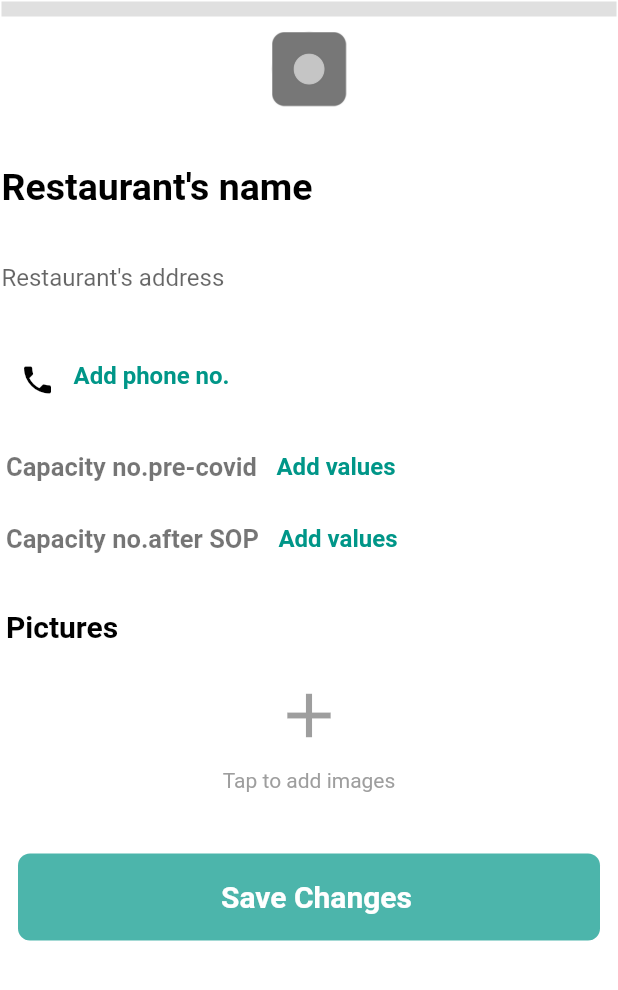
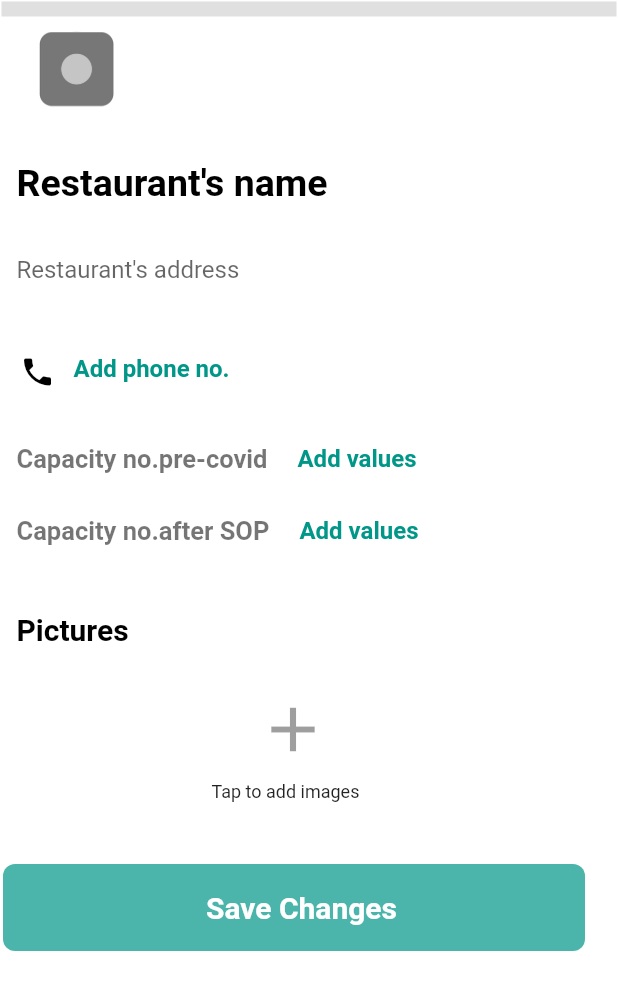
Before and after one commit to Anuragsingh691/SafeOutsBussinessFlutter, a Flutter app: the Profile screen opened directly, on a phone screen of 412 x 824 dp. Shown: the top 990 px of the screen. Run offline on Flutter 3.47's test engine with Material 2 defaults, Android fonts, the phone set to English and light mode, and no system bars; our stand-ins replace flutter_icons, flutter_mobx, image_picker, pinput; missing offline and left inert: launch_review, pin_entry_text_field.

Commit message:
UI complete

```diff
--- a/lib/screens/ProfileScreen.dart
+++ b/lib/screens/ProfileScreen.dart
@@ -54,8 +54,8 @@ class _ImageCaptureState extends State<Profile> {
     return Scaffold(
       body: Container(
 
-        width: MediaQuery.of(context).size.width,
-        height: MediaQuery.of(context).size.height,
+        // width: MediaQuery.of(context).size.width,
+        // height: MediaQuery.of(context).size.height,
         child: Padding(
           padding: EdgeInsets.symmetric(vertical: 1, horizontal: 1),
           child: SingleChildScrollView(
@@ -63,7 +63,7 @@ class _ImageCaptureState extends State<Profile> {
             physics: BouncingScrollPhysics(),
 
             child: Column(
-
+              crossAxisAlignment: CrossAxisAlignment.start,
               // crossAxisAlignment: CrossAxisAlignment.center,
               children: <Widget>[
                 Divider(
@@ -72,9 +72,9 @@ class _ImageCaptureState extends State<Profile> {
             SizedBox(
                   height: 10,
                 ),
-                ListView(
-                  shrinkWrap: true,
-                  children: <Widget>[
+                // ListView(
+                //   shrinkWrap: true,
+                //   children: <Widget>[
                     _profileImageFile != null
                         ? Column(
                       // mainAxisAlignment: MainAxisAlignment.start,
@@ -90,7 +90,9 @@ class _ImageCaptureState extends State<Profile> {
                           //     fit: BoxFit.scaleDown,
                           //   ),
                           // ),
+
                         ),
+
                         // Row(
                         //   mainAxisAlignment: MainAxisAlignment.center,
                         //   children: <Widget>[
@@ -106,6 +108,7 @@ class _ImageCaptureState extends State<Profile> {
                         //   ],
                         // ),
                       ],
+
                     )
                         : GestureDetector(
                       onTap: () {
@@ -113,6 +116,7 @@ class _ImageCaptureState extends State<Profile> {
                       },
                       child: Container(
                         child: Column(
+                          // mainAxisAlignment: MainAxisAlignment.start,
                           children: <Widget>[
                             Container(
                                 alignment: Alignment.topLeft,
@@ -122,10 +126,12 @@ class _ImageCaptureState extends State<Profile> {
                                   height: 50,
                                   // fit: BoxFit.cover,
                                 ),
+
                               decoration: new BoxDecoration(
                                 color: Colors.grey.withOpacity(0.3),
                                 shape: BoxShape.circle,
                               ),
+
                               width: 100,
                             ),
                             SizedBox(
@@ -134,11 +140,9 @@ class _ImageCaptureState extends State<Profile> {
                           ],
                         ),
                       ),
-
                     ),
-                  ],
-                ),
-
+                  // ],
+                // ),
                 SizedBox(
                   height: 20,
                 ),
@@ -155,7 +159,7 @@ class _ImageCaptureState extends State<Profile> {
                           fontWeight: FontWeight.bold,fontSize: 25,
 
                       ),
-
+                      contentPadding: EdgeInsets.only(left: 10),
                     ),
 
                   ),
@@ -174,9 +178,12 @@ class _ImageCaptureState extends State<Profile> {
                     decoration: InputDecoration(
                       hintText: "Restaurant's address",
                       border: InputBorder.none,
+                      contentPadding: EdgeInsets.only(left: 10),
 
                     ),
+
                   ),
+
                 ),
                 // Container(
                 //   child: TextField(
@@ -266,12 +273,16 @@ class _ImageCaptureState extends State<Profile> {
                 Row(
                     children: <Widget>[
                       Padding(
-                        padding: EdgeInsets.all(3.0),
+                        padding: EdgeInsets.all(10.0),
                         child: Text('Capacity no.pre-covid',
                           style: TextStyle(color: Colors.black54,fontWeight: FontWeight.bold,   fontSize: 17,
 
-                          ),),
+                          ),
+
+                        ),
+
                       ),
+
 
                       Expanded(child: TextField(
 
@@ -296,7 +307,7 @@ class _ImageCaptureState extends State<Profile> {
                 Row(
                     children: <Widget>[
                       Padding(
-                        padding: EdgeInsets.all(3.0),
+                        padding: EdgeInsets.all(10.0),
                         child: Text('Capacity no.after SOP',
                           style: TextStyle(color: Colors.black54,fontWeight: FontWeight.bold,   fontSize: 17,
 
@@ -327,11 +338,12 @@ class _ImageCaptureState extends State<Profile> {
                 Row(
                     children: <Widget>[
                       Padding(
-                        padding: EdgeInsets.all(3.0),
+                        padding: EdgeInsets.all(10.0),
                         child: Text('Pictures',
                           style: TextStyle(color: Colors.black,fontWeight: FontWeight.bold,   fontSize: 20,
 
-                          ),),
+                          ),
+                        ),
                       ),
 
                     ]),
@@ -340,19 +352,30 @@ class _ImageCaptureState extends State<Profile> {
                 ),
 
                 Column(
-                  mainAxisAlignment: MainAxisAlignment.center,
+
                   children: <Widget>[
-
                     FlatButton(
+                      padding: const EdgeInsets.only(left: 150),
                       child: Icon(Icons.add,size: 50 ),
                       // onPressed: _pickImage,
                     ),
                     SizedBox(
                       height: 10,
                     ),
-                    Text('Tap to add images',
-                      style: TextStyle(color: Colors.grey,
-                      ),),
+                    Container(
+                      margin: const EdgeInsets.only(left: 140),
+                      child: Text('Tap to add images',
+                        style: TextStyle(
+                          fontSize: 12,
+                          fontWeight: FontWeight.w400,
+                        ),
+                      ),
+                    ),
+                    // Text('Tap to add images',
+                    //   style: TextStyle(
+                    //     color: Colors.grey,
+                    //   ),
+                    // ),
                   ],
                 ),
                 SizedBox(
@@ -362,7 +385,6 @@ class _ImageCaptureState extends State<Profile> {
                   width: 390.0,
                   height: 60.0,
                   padding: EdgeInsets.symmetric(horizontal: 1, vertical: 1),
-
                   child: RaisedButton(
                     shape: RoundedRectangleBorder(
                       borderRadius: BorderRadius.circular(8),
@@ -373,11 +395,11 @@ class _ImageCaptureState extends State<Profile> {
 
                     elevation: 0.0,
                     onPressed: () async {
-                      Navigator.of(context).pushReplacement(
-                          MaterialPageRoute(
-                              builder: (BuildContext context) => Home()
-                          )
-                      );
+                      // Navigator.of(context).pushReplacement(
+                      //     MaterialPageRoute(
+                      //         builder: (BuildContext context) => Home()
+                      //     )
+                      // );
                     },
                     child: Text('                  Save Changes                ',
                         style: TextStyle(
--- a/lib/screens/admin_homepage.dart
+++ b/lib/screens/admin_homepage.dart
@@ -22,7 +22,7 @@ class _ProfileState extends State<Home> {
         ),
       ),
       body: Center(
-        child: Text('Hello admin'),
+        child: Text('admin screen is under development'),
 
       ),
     );
--- a/lib/screens/staff.dart
+++ b/lib/screens/staff.dart
@@ -22,7 +22,7 @@ class _ProfileState extends State<Staff> {
         ),
       ),
       body: Center(
-        child: Text('Hello Staff'),
+        child: Text('staff screen is under development'),
 
       ),
     );
```
